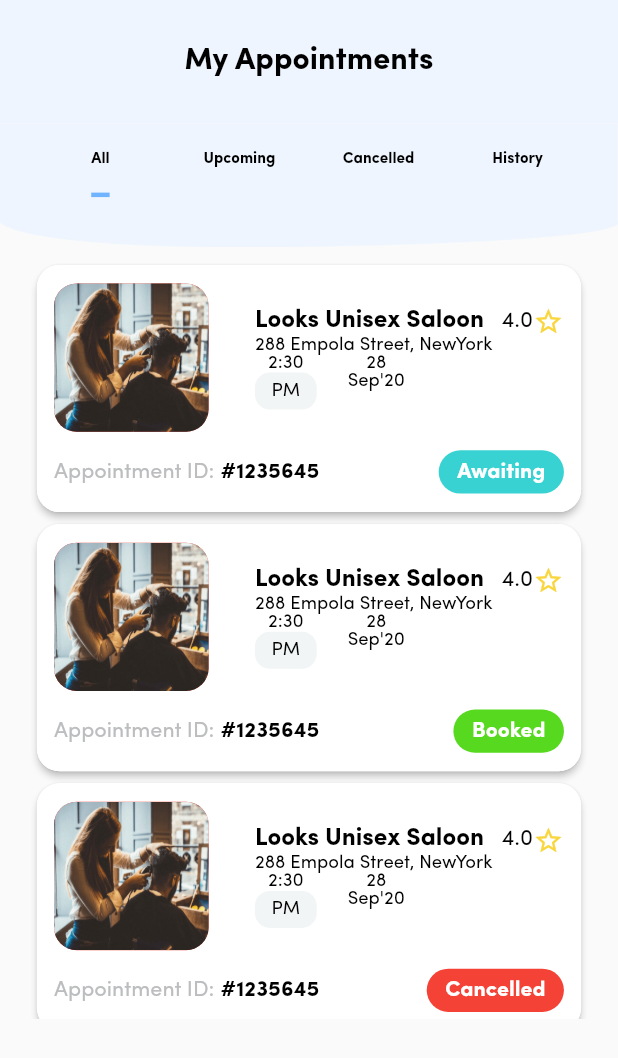
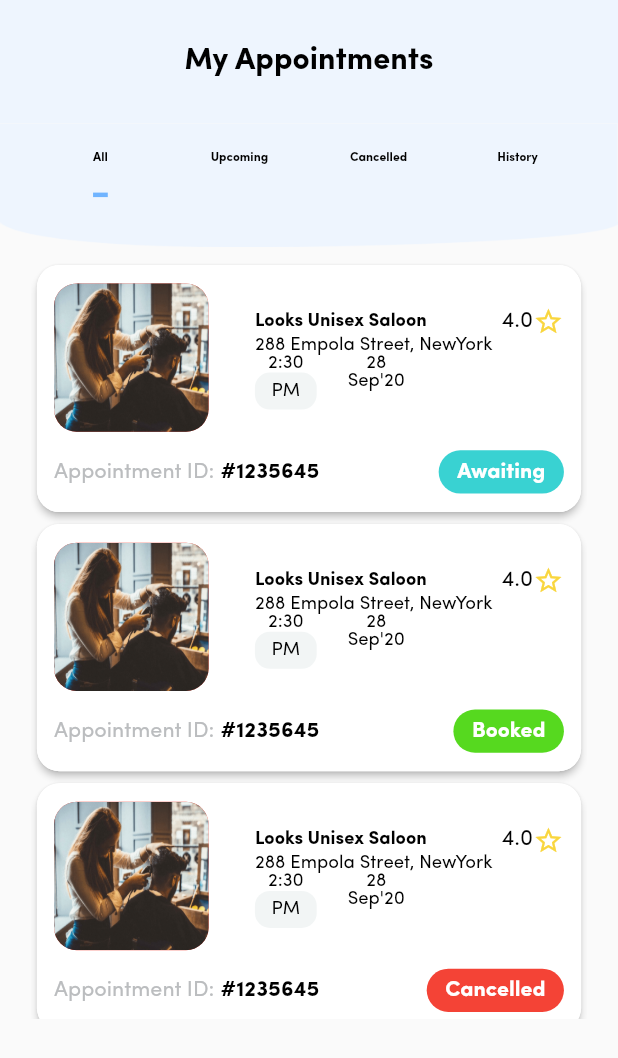
Before and after one commit to owaisalimemon/saloonmobileapp, a Flutter app: the AppointmentPage screen opened directly, on a phone screen of 412 x 824 dp. Shown: the top 1058 px of the screen. Run offline on Flutter 3.47's test engine with Material 2 defaults, Android fonts, the phone set to English and light mode, and no system bars; our stand-ins replace another_flushbar, country_code_picker, flutter_image_slideshow, flutter_rating_bar, flutter_riverpod, google_maps_flutter and 3 more; missing offline and left inert: ars_dialog.

Commit message:
All error solved

```diff
--- a/lib/UI/customer/apointmentpage.dart
+++ b/lib/UI/customer/apointmentpage.dart
@@ -83,7 +83,7 @@ class AppointmentPage extends ConsumerWidget {
                               'All',
                               style: TextStyle(
                                   color: Colors.black,
-                                  fontSize: width * 0.025,
+                                  fontSize: width * 0.02,
                                   fontWeight: FontWeight.bold),
                             ),
                           ),
@@ -93,7 +93,7 @@ class AppointmentPage extends ConsumerWidget {
                               'Upcoming',
                               style: TextStyle(
                                   color: Colors.black,
-                                  fontSize: width * 0.025,
+                                  fontSize: width * 0.02,
                                   fontWeight: FontWeight.bold),
                             ),
                           ),
@@ -103,7 +103,7 @@ class AppointmentPage extends ConsumerWidget {
                               'Cancelled',
                               style: TextStyle(
                                   color: Colors.black,
-                                  fontSize: width * 0.025,
+                                  fontSize: width * 0.02,
                                   fontWeight: FontWeight.bold),
                             ),
                           ),
@@ -113,7 +113,7 @@ class AppointmentPage extends ConsumerWidget {
                               'History',
                               style: TextStyle(
                                   color: Colors.black,
-                                  fontSize: width * 0.025,
+                                  fontSize: width * 0.02,
                                   fontWeight: FontWeight.bold),
                             ),
                           ),
--- a/lib/UI/customer/saloonprofile.dart
+++ b/lib/UI/customer/saloonprofile.dart
@@ -212,7 +212,7 @@ class SaloonProfile extends ConsumerWidget {
                   crossAxisAlignment: CrossAxisAlignment.start,
                   children: [
                     Padding(
-                      padding: EdgeInsets.symmetric(horizontal: width * 0.1),
+                      padding: EdgeInsets.symmetric(horizontal: width * 0.05),
                       child: Row(
                         mainAxisAlignment: MainAxisAlignment.spaceBetween,
                         children: [
@@ -363,13 +363,13 @@ class SaloonProfile extends ConsumerWidget {
                                       SizedBox(height: height * 0.01),
                                       Text(emplyeedata[index].name,
                                           style: TextStyle(
-                                              fontSize: width * 0.045,
+                                              fontSize: width * 0.04,
                                               fontWeight: FontWeight.normal,
                                               color: Colors.black)),
                                       SizedBox(height: height * 0.005),
                                       Text(emplyeedata[index].designation,
                                           style: TextStyle(
-                                              fontSize: width * 0.04,
+                                              fontSize: width * 0.035,
                                               fontWeight: FontWeight.normal,
                                               color: Color(0xff67A6EB)))
                                     ],
--- a/lib/UI/customer/widgets/appintmentcard.dart
+++ b/lib/UI/customer/widgets/appintmentcard.dart
@@ -53,7 +53,7 @@ class AppointmentCard extends StatelessWidget {
                                 Text(
                                   appintmentdetail[index].saloonname,
                                   style: TextStyle(
-                                      fontSize: width * 0.04,
+                                      fontSize: width * 0.03,
                                       color: Colors.black,
                                       fontWeight: FontWeight.bold),
                                 ),
--- a/lib/UI/customer/widgets/packagescard.dart
+++ b/lib/UI/customer/widgets/packagescard.dart
@@ -117,7 +117,7 @@ class PackagesCard extends StatelessWidget {
                       child: Text(
                         controller.packagesandoffer[index].deal,
                         style: TextStyle(
-                            fontSize: width * 0.05,
+                            fontSize: width * 0.04,
                             color: Colors.white,
                             fontWeight: FontWeight.normal),
                       )),
@@ -127,7 +127,7 @@ class PackagesCard extends StatelessWidget {
                       child: Text(
                         controller.packagesandoffer[index].name,
                         style: TextStyle(
-                            fontSize: width * 0.055,
+                            fontSize: width * 0.045,
                             color: Colors.white,
                             fontWeight: FontWeight.bold),
                       )),
--- a/lib/UI/mainscreen/onboardingscreen.dart
+++ b/lib/UI/mainscreen/onboardingscreen.dart
@@ -15,7 +15,7 @@ class OnBoardingScreen extends ConsumerWidget {
   final PageController _pageController = PageController(initialPage: 0);
   String para =
       "Find & Book Barber, Beauty Saloon & Spa Services anywhere, anytime";
-  String head = "FIND & BOOK SERVICES0";
+  String head = "FIND & BOOK SERVICES";
 
   List<String> heading = [
     'FIND & BOOK SERVICES',
--- a/lib/UI/mainscreen/splash_screen.dart
+++ b/lib/UI/mainscreen/splash_screen.dart
@@ -39,7 +39,7 @@ class SplashScreen extends StatelessWidget {
                 "ONLINE BARBER BOOKING",
                 style: TextStyle(
                     color: ColorsX.white,
-                    fontSize: width * 0.07,
+                    fontSize: width * 0.06,
                     fontWeight: FontWeight.w900),
               )),
               SizedBox(height: height * 0.02),
```
